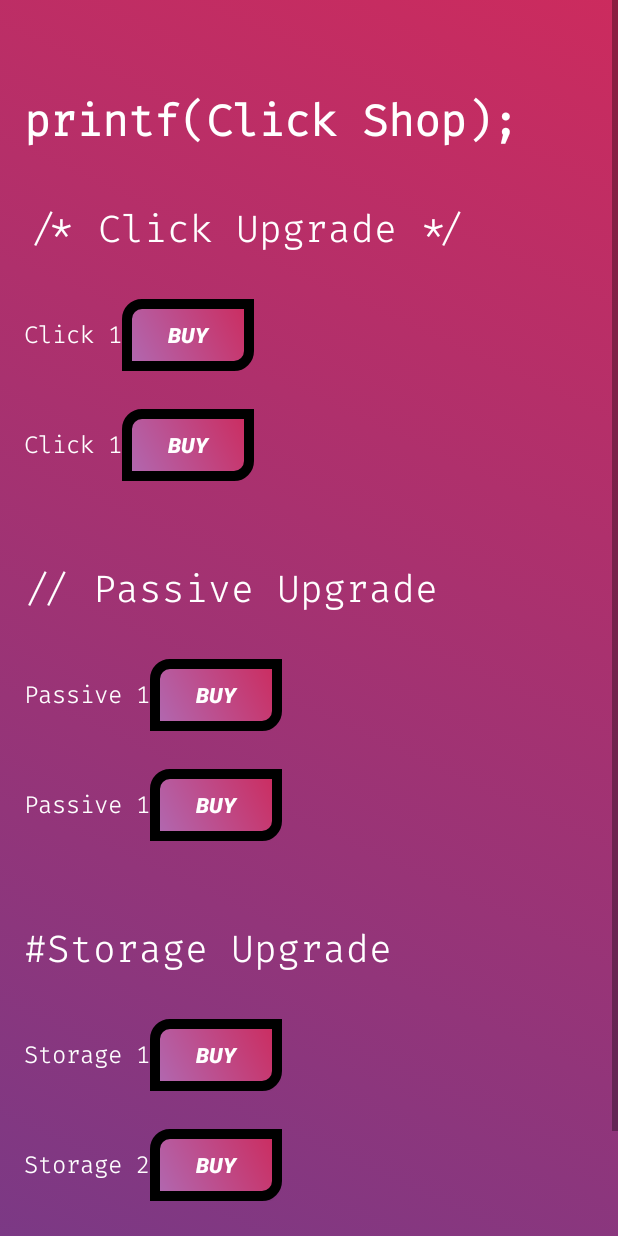
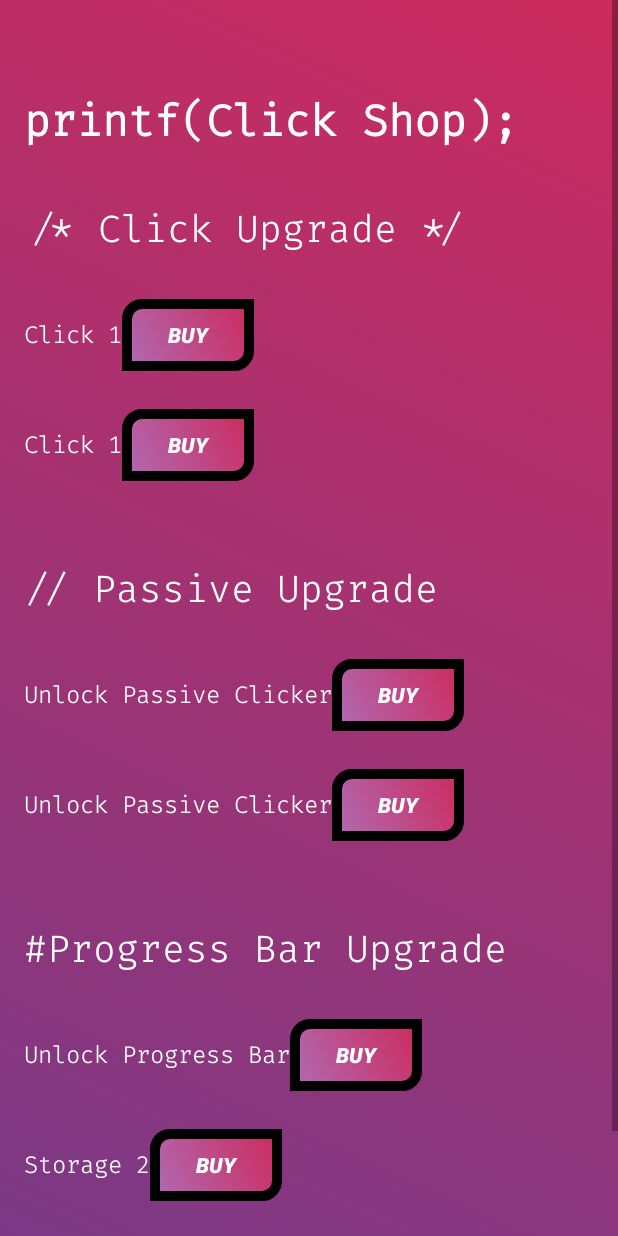
Before and after one commit to Nusse0712/AndroidProject, an Android app: the ShopActivity screen opened directly, with no data from a screen before it, on a phone screen of 412 x 824 dp. Run offline under Robolectric (Android 15) with nearby library versions, the phone set to English and light mode, and no system bars.

Commit message:
added new strings

```diff
--- a/app/src/main/res/values/strings.xml
+++ b/app/src/main/res/values/strings.xml
@@ -14,10 +14,10 @@
     <string name="click_upgrade2">Click 2</string>
     <string name="upgrade_passive">// Passive Upgrade</string>
     <string name="num_of_bytes">/* number of bytes */</string>
-    <string name="passive_upgrade1">Passive 1</string>
+    <string name="passive_upgrade1">Unlock Passive Clicker</string>
     <string name="passive_upgrade2">Passive 2</string>
-    <string name="upgrade_storage">#Storage Upgrade</string>
-    <string name="storage_upgrade1">Storage 1</string>
+    <string name="upgrade_storage">#Progress Bar Upgrade</string>
+    <string name="storage_upgrade1">Unlock Progress Bar</string>
     <string name="storage_upgrade2">Storage 2</string>
     <string name="buy">BUY</string>
     <string name="homeBtn">TO HOME</string>
```
